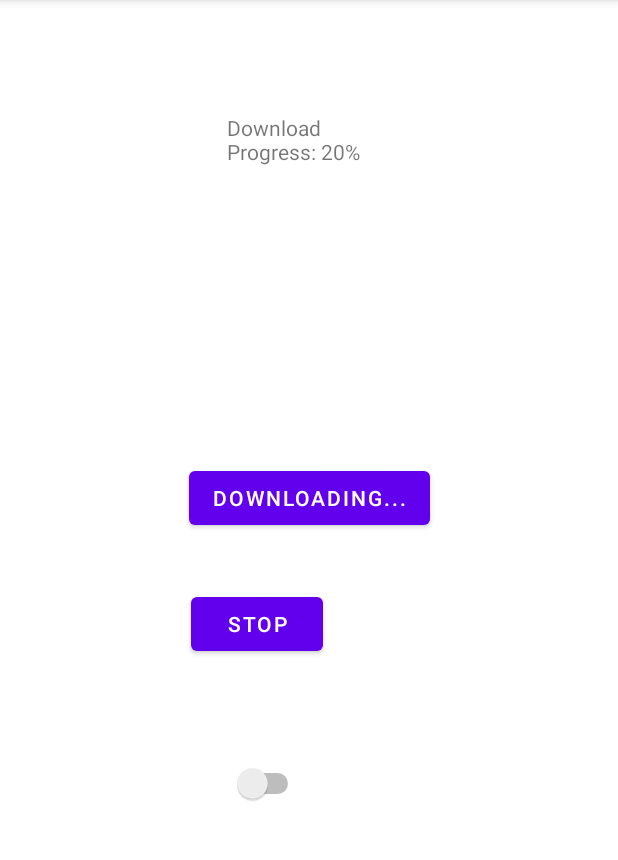
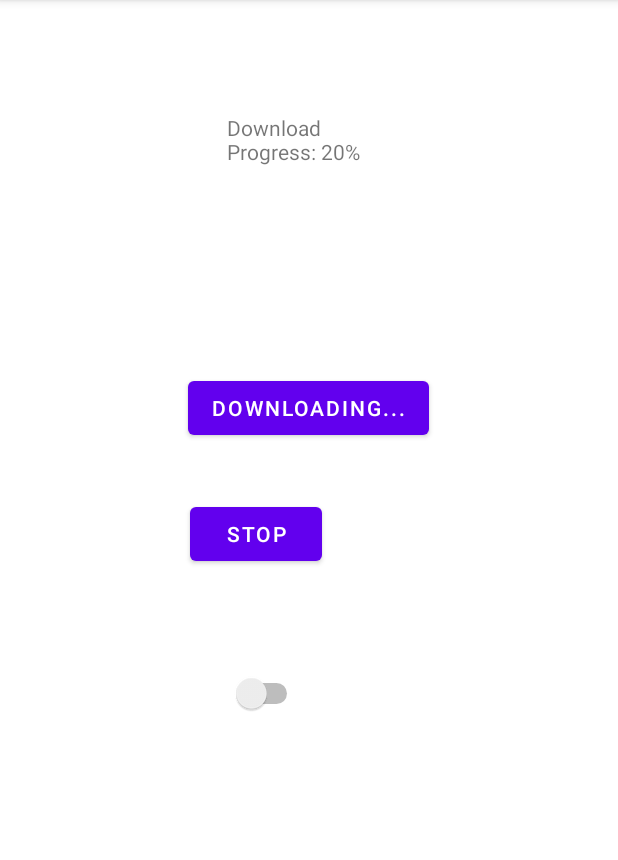
Before and after one commit to gcrodgers/Lab4_M1_407, an Android app: the screen it shows after launch (MainActivity), after a tap on "START", on a phone screen of 412 x 824 dp, the part 84-944 px from its top. Run offline under Robolectric (Android 15) with nearby library versions, the phone set to English and light mode, and no system bars.

Commit message:
Milestone 1

```diff
--- a/app/src/main/res/layout/activity_main.xml
+++ b/app/src/main/res/layout/activity_main.xml
@@ -10,12 +10,13 @@
         android:id="@+id/start_button"
         android:layout_width="wrap_content"
         android:layout_height="wrap_content"
-        android:layout_marginTop="308dp"
+        android:layout_marginTop="248dp"
+        android:onClick="startDownload"
         android:text="Start"
         app:layout_constraintEnd_toEndOf="parent"
+        app:layout_constraintHorizontal_bias="0.498"
         app:layout_constraintStart_toStartOf="parent"
-        app:layout_constraintTop_toTopOf="parent"
-        android:onClick="startDownload"/>
+        app:layout_constraintTop_toTopOf="parent" />
 
     <Button
         android:id="@+id/stop_button"
```
Also changed, not shown: app/src/main/java/com/example/lab4/MainActivity.java (+7 -0 lines).
